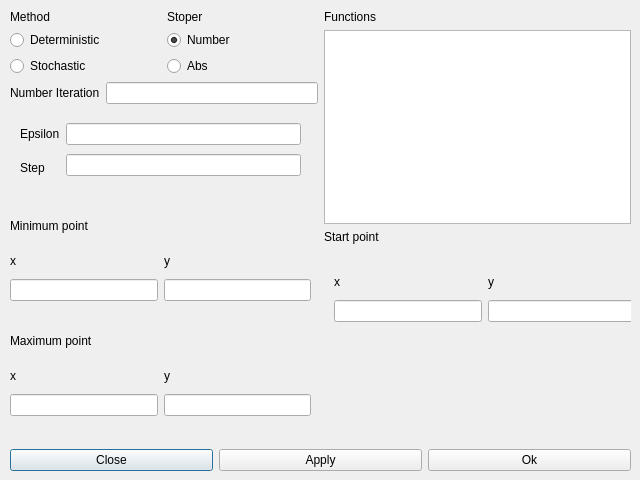
The window that src/settings.ui (UnicornRed/MathOptimization) describes before a commit, drawn with Qt 5.
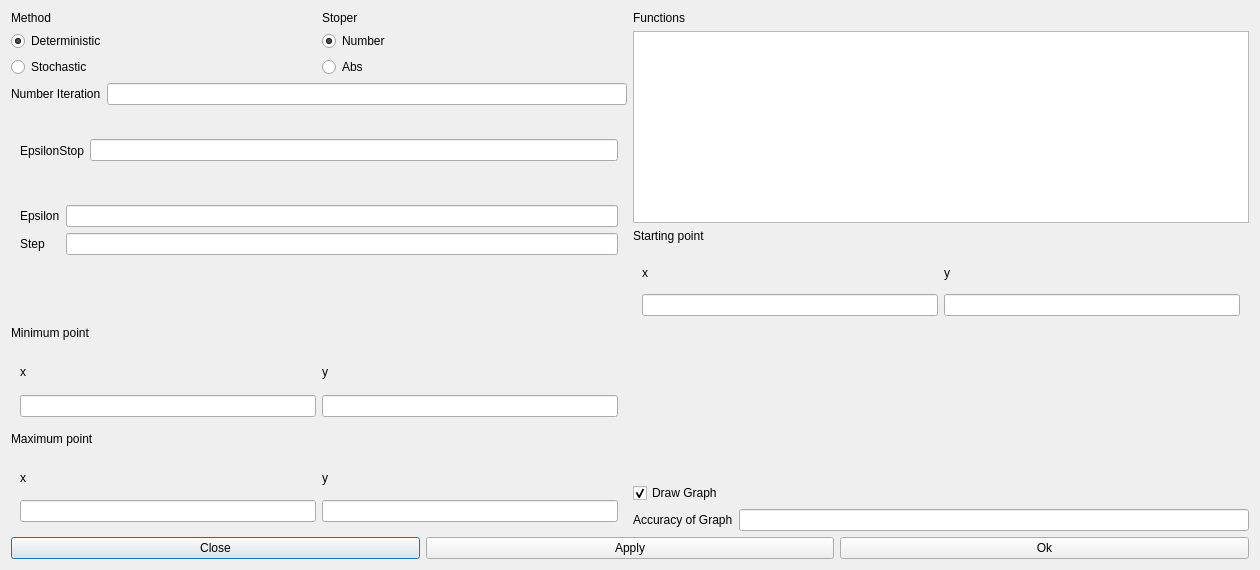
The same window after the commit. The open tabs and pages were chosen to show the change.

```diff
--- a/src/settings.ui
+++ b/src/settings.ui
@@ -6,25 +6,30 @@
    <rect>
     <x>0</x>
     <y>0</y>
-    <width>640</width>
-    <height>480</height>
+    <width>1260</width>
+    <height>570</height>
    </rect>
   </property>
+  <property name="minimumSize">
+   <size>
+    <width>1260</width>
+    <height>570</height>
+   </size>
+  </property>
+  <property name="maximumSize">
+   <size>
+    <width>1260</width>
+    <height>570</height>
+   </size>
+  </property>
   <property name="windowTitle">
-   <string>Dialog</string>
+   <string>Settings</string>
   </property>
-  <widget class="QWidget" name="layoutWidget">
-   <property name="geometry">
-    <rect>
-     <x>10</x>
-     <y>10</y>
-     <width>621</width>
-     <height>461</height>
-    </rect>
-   </property>
+  <layout class="QVBoxLayout" name="verticalLayout_18">
+   <item>
    <layout class="QVBoxLayout" name="verticalLayout_7">
     <item>
-     <layout class="QHBoxLayout" name="horizontalLayout_4">
+      <layout class="QHBoxLayout" name="horizontalLayout_30">
       <item>
        <layout class="QVBoxLayout" name="verticalLayout_6">
         <item>
@@ -46,6 +51,9 @@
               <property name="checked">
                <bool>true</bool>
               </property>
+               <attribute name="buttonGroup">
+                <string notr="true">buttonGroup_2</string>
+               </attribute>
              </widget>
             </item>
             <item>
@@ -53,6 +61,9 @@
               <property name="text">
                <string>Stochastic</string>
               </property>
+               <attribute name="buttonGroup">
+                <string notr="true">buttonGroup_2</string>
+               </attribute>
              </widget>
             </item>
            </layout>
@@ -74,6 +85,9 @@
               <property name="checked">
                <bool>true</bool>
               </property>
+               <attribute name="buttonGroup">
+                <string notr="true">buttonGroup</string>
+               </attribute>
              </widget>
             </item>
             <item>
@@ -81,6 +95,9 @@
               <property name="text">
                <string>Abs</string>
               </property>
+               <attribute name="buttonGroup">
+                <string notr="true">buttonGroup</string>
+               </attribute>
              </widget>
             </item>
            </layout>
@@ -97,28 +114,53 @@
            </widget>
           </item>
           <item>
-           <widget class="QLineEdit" name="editNumber"/>
+            <widget class="QLineEdit" name="editNumber">
+             <property name="text">
+              <string/>
+             </property>
+            </widget>
           </item>
          </layout>
         </item>
+         <item>
+          <widget class="QStackedWidget" name="stackedWidgetEpsilonAbs">
+           <property name="currentIndex">
+            <number>0</number>
+           </property>
+           <widget class="QWidget" name="page_4">
+            <layout class="QHBoxLayout" name="horizontalLayout_21"/>
+           </widget>
+           <widget class="QWidget" name="page_5">
+            <layout class="QHBoxLayout" name="horizontalLayout_15">
+             <item>
+              <layout class="QHBoxLayout" name="horizontalLayout_10">
+               <item>
+                <widget class="QLabel" name="label_16">
+                 <property name="text">
+                  <string>EpsilonStop</string>
+                 </property>
+                </widget>
+               </item>
+               <item>
+                <widget class="QLineEdit" name="editEpsilonAbs"/>
+               </item>
+              </layout>
+             </item>
+            </layout>
+           </widget>
+          </widget>
+         </item>
         <item>
          <widget class="QStackedWidget" name="stackedWidgetParam">
           <property name="currentIndex">
            <number>0</number>
           </property>
           <widget class="QWidget" name="page">
-           <widget class="QWidget" name="layoutWidget">
-            <property name="geometry">
-             <rect>
-              <x>10</x>
-              <y>10</y>
-              <width>281</width>
-              <height>61</height>
-             </rect>
-            </property>
+            <layout class="QVBoxLayout" name="verticalLayout_32">
+             <item>
             <layout class="QHBoxLayout" name="horizontalLayout_3">
              <item>
-              <layout class="QVBoxLayout" name="verticalLayout_5">
+                <layout class="QVBoxLayout" name="verticalLayout_5" stretch="0,0">
                <item>
                 <widget class="QLabel" name="label_2">
                  <property name="text">
@@ -136,22 +178,44 @@
               </layout>
              </item>
              <item>
-              <layout class="QVBoxLayout" name="verticalLayout_4">
+                <layout class="QVBoxLayout" name="verticalLayout_4" stretch="0,0">
                <item>
-                <widget class="QLineEdit" name="editEpsilon"/>
+                  <widget class="QLineEdit" name="editEpsilon">
+                   <property name="text">
+                    <string/>
+                   </property>
+                  </widget>
                </item>
                <item>
-                <widget class="QLineEdit" name="editStep"/>
+                  <widget class="QLineEdit" name="editStep">
+                   <property name="text">
+                    <string/>
+                   </property>
+                  </widget>
                </item>
               </layout>
              </item>
             </layout>
-           </widget>
+             </item>
+             <item>
+              <spacer name="verticalSpacer_3">
+               <property name="orientation">
+                <enum>Qt::Vertical</enum>
+               </property>
+               <property name="sizeHint" stdset="0">
+                <size>
+                 <width>20</width>
+                 <height>40</height>
+                </size>
+               </property>
+              </spacer>
+             </item>
+            </layout>
           </widget>
           <widget class="QWidget" name="page_2">
-           <layout class="QVBoxLayout" name="verticalLayout_32">
+            <layout class="QHBoxLayout" name="horizontalLayout_17">
             <item>
-             <layout class="QVBoxLayout" name="verticalLayout_10">
+              <layout class="QVBoxLayout" name="verticalLayout_16">
               <item>
                <layout class="QHBoxLayout" name="horizontalLayout_6">
                 <item>
@@ -164,12 +228,14 @@
                 <item>
                  <widget class="QLineEdit" name="editSeed">
                   <property name="text">
-                   <string>0</string>
+                    <string/>
                   </property>
                  </widget>
                 </item>
                </layout>
               </item>
+               <item>
+                <layout class="QVBoxLayout" name="verticalLayout_10">
               <item>
                <layout class="QHBoxLayout" name="horizontalLayout_7">
                 <item>
@@ -198,7 +264,7 @@
                  </layout>
                 </item>
                 <item>
-                 <layout class="QVBoxLayout" name="verticalLayout_9">
+                    <layout class="QVBoxLayout" name="verticalLayout_17">
                   <item>
                    <widget class="QSlider" name="sliderProb">
                     <property name="minimum">
@@ -240,6 +306,21 @@
                   </item>
                  </layout>
                 </item>
+                   <item>
+                    <layout class="QVBoxLayout" name="verticalLayout_9">
+                     <item>
+                      <widget class="QLineEdit" name="editProb"/>
+                     </item>
+                     <item>
+                      <widget class="QLineEdit" name="editDelta"/>
+                     </item>
+                     <item>
+                      <widget class="QLineEdit" name="editAlpha"/>
+                     </item>
+                    </layout>
+                   </item>
+                  </layout>
+                 </item>
                </layout>
               </item>
              </layout>
@@ -267,15 +348,8 @@
            <number>0</number>
           </property>
           <widget class="QWidget" name="page_1">
-           <widget class="QWidget" name="layoutWidget">
-            <property name="geometry">
-             <rect>
-              <x>0</x>
-              <y>10</y>
-              <width>301</width>
-              <height>52</height>
-             </rect>
-            </property>
+            <layout class="QHBoxLayout" name="horizontalLayout_22">
+             <item>
             <layout class="QHBoxLayout" name="horizontalLayout_8">
              <item>
               <layout class="QVBoxLayout" name="verticalLayout_11">
@@ -287,7 +361,7 @@
                 </widget>
                </item>
                <item>
-                <widget class="QLineEdit" name="lineEdit"/>
+                  <widget class="QLineEdit" name="editMinx1"/>
                </item>
               </layout>
              </item>
@@ -301,23 +375,17 @@
                 </widget>
                </item>
                <item>
-                <widget class="QLineEdit" name="lineEdit_2"/>
+                  <widget class="QLineEdit" name="editMiny1"/>
                </item>
               </layout>
              </item>
             </layout>
-           </widget>
+             </item>
+            </layout>
           </widget>
           <widget class="QWidget" name="page_2">
-           <widget class="QWidget" name="layoutWidget">
-            <property name="geometry">
-             <rect>
-              <x>0</x>
-              <y>10</y>
-              <width>301</width>
-              <height>52</height>
-             </rect>
-            </property>
+            <layout class="QHBoxLayout" name="horizontalLayout_26">
+             <item>
             <layout class="QHBoxLayout" name="horizontalLayout_9">
              <item>
               <layout class="QVBoxLayout" name="verticalLayout_13">
@@ -329,7 +397,7 @@
                 </widget>
                </item>
                <item>
-                <widget class="QLineEdit" name="lineEdit_3"/>
+                  <widget class="QLineEdit" name="editMinx2"/>
                </item>
               </layout>
              </item>
@@ -343,7 +411,7 @@
                 </widget>
                </item>
                <item>
-                <widget class="QLineEdit" name="lineEdit_4"/>
+                  <widget class="QLineEdit" name="editMiny2"/>
                </item>
               </layout>
              </item>
@@ -357,23 +425,17 @@
                 </widget>
                </item>
                <item>
-                <widget class="QLineEdit" name="lineEdit_5"/>
+                  <widget class="QLineEdit" name="editMinz2"/>
                </item>
               </layout>
              </item>
             </layout>
-           </widget>
+             </item>
+            </layout>
           </widget>
           <widget class="QWidget" name="page_3">
-           <widget class="QWidget" name="layoutWidget_5">
-            <property name="geometry">
-             <rect>
-              <x>0</x>
-              <y>10</y>
-              <width>301</width>
-              <height>52</height>
-             </rect>
-            </property>
+            <layout class="QHBoxLayout" name="horizontalLayout_27">
+             <item>
             <layout class="QHBoxLayout" name="horizontalLayout_11">
              <item>
               <layout class="QVBoxLayout" name="verticalLayout_19">
@@ -385,7 +447,7 @@
                 </widget>
                </item>
                <item>
-                <widget class="QLineEdit" name="lineEdit_9"/>
+                  <widget class="QLineEdit" name="editMinx3"/>
                </item>
               </layout>
              </item>
@@ -399,7 +461,7 @@
                 </widget>
                </item>
                <item>
-                <widget class="QLineEdit" name="lineEdit_10"/>
+                  <widget class="QLineEdit" name="editMiny3"/>
                </item>
               </layout>
              </item>
@@ -413,7 +475,7 @@
                 </widget>
                </item>
                <item>
-                <widget class="QLineEdit" name="lineEdit_11"/>
+                  <widget class="QLineEdit" name="editMinz3"/>
                </item>
               </layout>
              </item>
@@ -427,12 +489,13 @@
                 </widget>
                </item>
                <item>
-                <widget class="QLineEdit" name="lineEdit_12"/>
+                  <widget class="QLineEdit" name="editMinw3"/>
                </item>
               </layout>
              </item>
             </layout>
-           </widget>
+             </item>
+            </layout>
           </widget>
          </widget>
         </item>
@@ -446,18 +509,11 @@
         <item>
          <widget class="QStackedWidget" name="stackedWidgetMax">
           <property name="currentIndex">
-           <number>1</number>
+            <number>0</number>
           </property>
           <widget class="QWidget" name="page_1">
-           <widget class="QWidget" name="layoutWidget_7">
-            <property name="geometry">
-             <rect>
-              <x>0</x>
-              <y>10</y>
-              <width>301</width>
-              <height>52</height>
-             </rect>
-            </property>
+            <layout class="QHBoxLayout" name="horizontalLayout_31">
+             <item>
             <layout class="QHBoxLayout" name="horizontalLayout_12">
              <item>
               <layout class="QVBoxLayout" name="verticalLayout_23">
@@ -469,7 +525,7 @@
                 </widget>
                </item>
                <item>
-                <widget class="QLineEdit" name="lineEdit_13"/>
+                  <widget class="QLineEdit" name="editMaxx1"/>
                </item>
               </layout>
              </item>
@@ -483,23 +539,17 @@
                 </widget>
                </item>
                <item>
-                <widget class="QLineEdit" name="lineEdit_14"/>
+                  <widget class="QLineEdit" name="editMaxy1"/>
                </item>
               </layout>
              </item>
             </layout>
-           </widget>
+             </item>
+            </layout>
           </widget>
           <widget class="QWidget" name="page_2">
-           <widget class="QWidget" name="layoutWidget_8">
-            <property name="geometry">
-             <rect>
-              <x>0</x>
-              <y>10</y>
-              <width>301</width>
-              <height>52</height>
-             </rect>
-            </property>
+            <layout class="QHBoxLayout" name="horizontalLayout_23">
+             <item>
             <layout class="QHBoxLayout" name="horizontalLayout_13">
              <item>
               <layout class="QVBoxLayout" name="verticalLayout_25">
@@ -511,7 +561,7 @@
                 </widget>
                </item>
                <item>
-                <widget class="QLineEdit" name="lineEdit_15"/>
+                  <widget class="QLineEdit" name="editMaxx2"/>
                </item>
               </layout>
              </item>
@@ -525,7 +575,7 @@
                 </widget>
                </item>
                <item>
-                <widget class="QLineEdit" name="lineEdit_16"/>
+                  <widget class="QLineEdit" name="editMaxy2"/>
                </item>
               </layout>
              </item>
@@ -539,23 +589,17 @@
                 </widget>
                </item>
                <item>
-                <widget class="QLineEdit" name="lineEdit_17"/>
+                  <widget class="QLineEdit" name="editMaxz2"/>
                </item>
               </layout>
              </item>
             </layout>
-           </widget>
+             </item>
+            </layout>
           </widget>
           <widget class="QWidget" name="page_3">
-           <widget class="QWidget" name="layoutWidget_9">
-            <property name="geometry">
-             <rect>
-              <x>0</x>
-              <y>0</y>
-              <width>301</width>
-              <height>52</height>
-             </rect>
-            </property>
+            <layout class="QHBoxLayout" name="horizontalLayout_28">
+             <item>
             <layout class="QHBoxLayout" name="horizontalLayout_14">
              <item>
               <layout class="QVBoxLayout" name="verticalLayout_28">
@@ -567,7 +611,7 @@
                 </widget>
                </item>
                <item>
-                <widget class="QLineEdit" name="lineEdit_18"/>
+                  <widget class="QLineEdit" name="editMaxx3"/>
                </item>
               </layout>
              </item>
@@ -581,7 +625,7 @@
                 </widget>
                </item>
                <item>
-                <widget class="QLineEdit" name="lineEdit_19"/>
+                  <widget class="QLineEdit" name="editMaxy3"/>
                </item>
               </layout>
              </item>
@@ -595,7 +639,7 @@
                 </widget>
                </item>
                <item>
-                <widget class="QLineEdit" name="lineEdit_20"/>
+                  <widget class="QLineEdit" name="editMaxz3"/>
                </item>
               </layout>
              </item>
@@ -609,12 +653,13 @@
                 </widget>
                </item>
                <item>
-                <widget class="QLineEdit" name="lineEdit_21"/>
+                  <widget class="QLineEdit" name="editMaxw3"/>
                </item>
               </layout>
              </item>
             </layout>
-           </widget>
+             </item>
+            </layout>
           </widget>
          </widget>
         </item>
@@ -622,9 +667,6 @@
       </item>
       <item>
        <layout class="QVBoxLayout" name="verticalLayout_3">
-        <property name="sizeConstraint">
-         <enum>QLayout::SetDefaultConstraint</enum>
-        </property>
         <item>
          <widget class="QLabel" name="label_5">
           <property name="text">
@@ -638,12 +680,12 @@
         <item>
          <widget class="QLabel" name="label_34">
           <property name="text">
-           <string>Start point</string>
+            <string>Starting point</string>
           </property>
          </widget>
         </item>
         <item>
-         <widget class="QStackedWidget" name="stackedWidgetMax_3">
+          <widget class="QStackedWidget" name="stackedWidgetStart">
           <property name="sizePolicy">
            <sizepolicy hsizetype="Minimum" vsizetype="Minimum">
             <horstretch>0</horstretch>
@@ -651,18 +693,11 @@
            </sizepolicy>
           </property>
           <property name="currentIndex">
-           <number>2</number>
+            <number>0</number>
           </property>
           <widget class="QWidget" name="page_7">
-           <widget class="QWidget" name="layoutWidget_13">
-            <property name="geometry">
-             <rect>
-              <x>10</x>
-              <y>20</y>
-              <width>301</width>
-              <height>52</height>
-             </rect>
-            </property>
+            <layout class="QHBoxLayout" name="horizontalLayout_24">
+             <item>
             <layout class="QHBoxLayout" name="horizontalLayout_18">
              <item>
               <layout class="QVBoxLayout" name="verticalLayout_41">
@@ -674,7 +709,7 @@
                 </widget>
                </item>
                <item>
-                <widget class="QLineEdit" name="lineEdit_31"/>
+                  <widget class="QLineEdit" name="editStartx1"/>
                </item>
               </layout>
              </item>
@@ -688,23 +723,17 @@
                 </widget>
                </item>
                <item>
-                <widget class="QLineEdit" name="lineEdit_32"/>
+                  <widget class="QLineEdit" name="editStarty1"/>
                </item>
               </layout>
              </item>
             </layout>
-           </widget>
+             </item>
+            </layout>
           </widget>
           <widget class="QWidget" name="page_8">
-           <widget class="QWidget" name="layoutWidget_14">
-            <property name="geometry">
-             <rect>
-              <x>20</x>
-              <y>10</y>
-              <width>301</width>
-              <height>52</height>
-             </rect>
-            </property>
+            <layout class="QHBoxLayout" name="horizontalLayout_25">
+             <item>
             <layout class="QHBoxLayout" name="horizontalLayout_19">
              <item>
               <layout class="QVBoxLayout" name="verticalLayout_43">
@@ -716,7 +745,7 @@
                 </widget>
                </item>
                <item>
-                <widget class="QLineEdit" name="lineEdit_33"/>
+                  <widget class="QLineEdit" name="editStartx2"/>
                </item>
               </layout>
              </item>
@@ -730,7 +759,7 @@
                 </widget>
                </item>
                <item>
-                <widget class="QLineEdit" name="lineEdit_34"/>
+                  <widget class="QLineEdit" name="editStarty2"/>
                </item>
               </layout>
              </item>
@@ -744,23 +773,17 @@
                 </widget>
                </item>
                <item>
-                <widget class="QLineEdit" name="lineEdit_35"/>
+                  <widget class="QLineEdit" name="editStartz2"/>
                </item>
               </layout>
              </item>
             </layout>
-           </widget>
+             </item>
+            </layout>
           </widget>
           <widget class="QWidget" name="page_9">
-           <widget class="QWidget" name="layoutWidget_15">
-            <property name="geometry">
-             <rect>
-              <x>0</x>
-              <y>10</y>
-              <width>301</width>
-              <height>52</height>
-             </rect>
-            </property>
+            <layout class="QHBoxLayout" name="horizontalLayout_29">
+             <item>
             <layout class="QHBoxLayout" name="horizontalLayout_20">
              <item>
               <layout class="QVBoxLayout" name="verticalLayout_46">
@@ -772,7 +795,7 @@
                 </widget>
                </item>
                <item>
-                <widget class="QLineEdit" name="lineEdit_36"/>
+                  <widget class="QLineEdit" name="editStartx3"/>
                </item>
               </layout>
              </item>
@@ -786,7 +809,7 @@
                 </widget>
                </item>
                <item>
-                <widget class="QLineEdit" name="lineEdit_37"/>
+                  <widget class="QLineEdit" name="editStarty3"/>
                </item>
               </layout>
              </item>
@@ -800,7 +823,7 @@
                 </widget>
                </item>
                <item>
-                <widget class="QLineEdit" name="lineEdit_38"/>
+                  <widget class="QLineEdit" name="editStartz3"/>
                </item>
               </layout>
              </item>
@@ -814,15 +837,66 @@
                 </widget>
                </item>
                <item>
-                <widget class="QLineEdit" name="lineEdit_39"/>
+                  <widget class="QLineEdit" name="editStartw3"/>
                </item>
               </layout>
              </item>
             </layout>
+             </item>
+            </layout>
            </widget>
           </widget>
-         </widget>
-        </item>
+         </item>
+         <item>
+          <spacer name="verticalSpacer_2">
+           <property name="orientation">
+            <enum>Qt::Vertical</enum>
+           </property>
+           <property name="sizeHint" stdset="0">
+            <size>
+             <width>20</width>
+             <height>40</height>
+            </size>
+           </property>
+          </spacer>
+         </item>
+         <item>
+          <spacer name="verticalSpacer">
+           <property name="orientation">
+            <enum>Qt::Vertical</enum>
+           </property>
+           <property name="sizeHint" stdset="0">
+            <size>
+             <width>20</width>
+             <height>40</height>
+            </size>
+           </property>
+          </spacer>
+         </item>
+         <item>
+          <widget class="QCheckBox" name="checkDrawGraph">
+           <property name="text">
+            <string>Draw Graph</string>
+           </property>
+           <property name="checked">
+            <bool>true</bool>
+           </property>
+          </widget>
+         </item>
+         <item>
+          <layout class="QHBoxLayout" name="horizontalLayout_4">
+           <item>
+            <widget class="QLabel" name="label_17">
+             <property name="text">
+              <string>Accuracy of Graph</string>
+             </property>
+            </widget>
+           </item>
+           <item>
+            <widget class="QLineEdit" name="editAccuracy"/>
+           </item>
+          </layout>
+         </item>
        </layout>
       </item>
      </layout>
@@ -830,21 +904,21 @@
     <item>
      <layout class="QHBoxLayout" name="horizontalLayout_2">
       <item>
-       <widget class="QPushButton" name="pushButton">
+        <widget class="QPushButton" name="closeButton">
         <property name="text">
          <string>Close</string>
         </property>
        </widget>
       </item>
       <item>
-       <widget class="QPushButton" name="pushButton_2">
+        <widget class="QPushButton" name="applyButton">
         <property name="text">
          <string>Apply</string>
         </property>
        </widget>
       </item>
       <item>
-       <widget class="QPushButton" name="pushButton_3">
+        <widget class="QPushButton" name="okButton">
         <property name="text">
          <string>Ok</string>
         </property>
@@ -853,7 +927,8 @@
      </layout>
     </item>
    </layout>
-  </widget>
+   </item>
+  </layout>
  </widget>
  <resources/>
  <connections/>
```
Left out of the diff: 6 changed lines with no effect on the pictures. Lines whose indentation alone changed are shown as unchanged.
